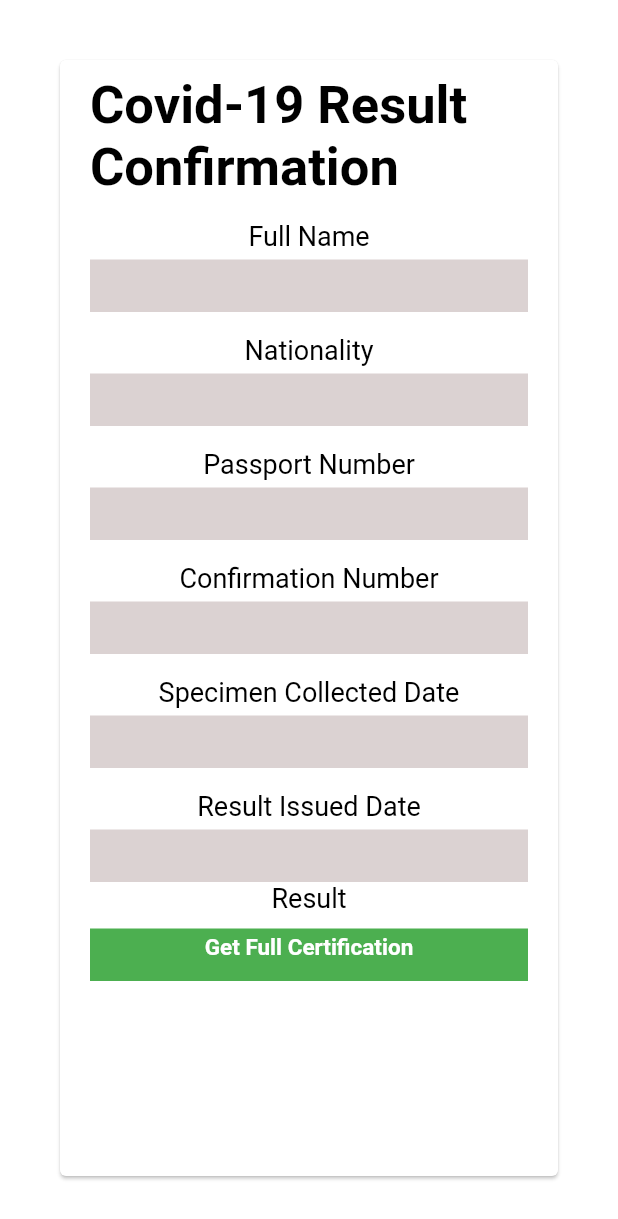
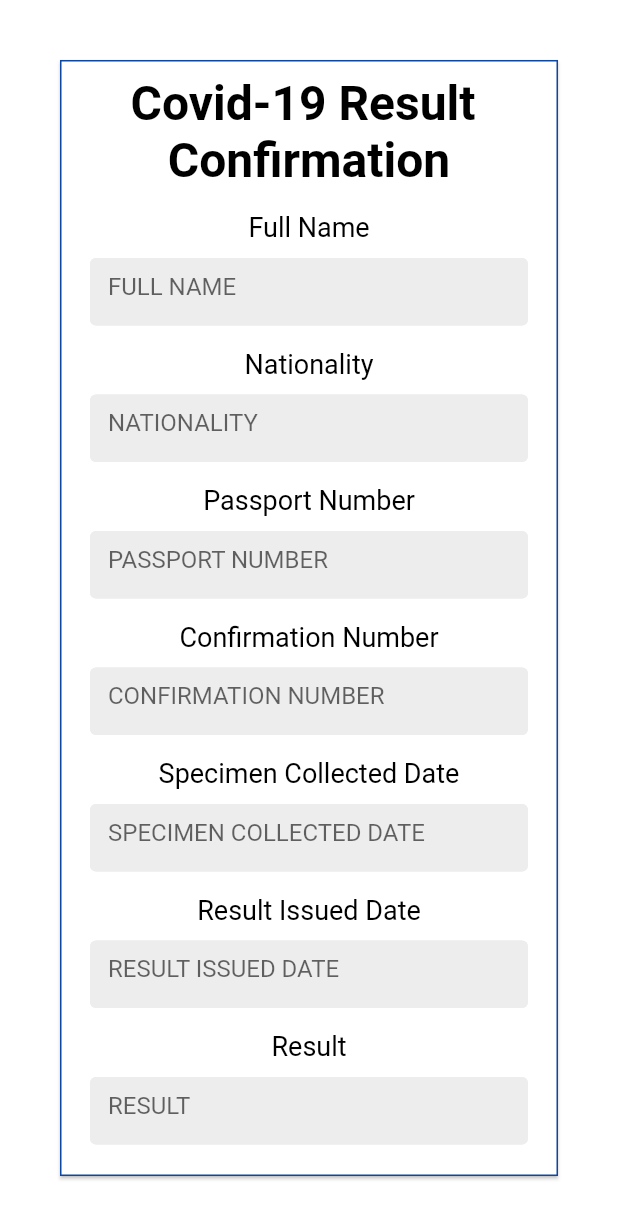
Before and after one commit to Amares03/cvresult, a Flutter app: the screen it shows after launch, on a phone screen of 412 x 824 dp. Shown: the top 1219 px of the screen. Run offline on Flutter 3.47's test engine with Material 2 defaults, Android fonts, the phone set to English and light mode, and no system bars.

Commit message:
edit styles

```diff
--- a/lib/constants.dart
+++ b/lib/constants.dart
@@ -1,10 +1,12 @@
 import 'package:flutter/material.dart';
 
 const kTitleTextStyle =
-    TextStyle(color: Colors.black, fontSize: 35.0, fontWeight: FontWeight.bold);
+    TextStyle(color: Colors.black, fontSize: 32.0, fontWeight: FontWeight.bold);
 const textStyle = TextStyle(color: Colors.black, fontSize: 18.0);
-const kTextFieldColor = Color.fromARGB(255, 219, 210, 210);
-const kTextFieldHeight = 35.0;
+const kTextFieldColor = Color(0xFFEdEDED);
+const kTextFieldHeight = 45.0;
 const Color kButtonCardColor = Colors.green;
-const kButtonTextStyle =
-    TextStyle(color: Colors.white, fontSize: 15.0, fontWeight: FontWeight.bold);
+const kButtonTextStyle = TextStyle(
+  color: Colors.white,
+  fontSize: 20.0,
+);
--- a/lib/fieldContent.dart
+++ b/lib/fieldContent.dart
@@ -5,7 +5,8 @@ import 'constants.dart';
 
 class FieldContent extends StatelessWidget {
   final String name;
-  FieldContent({required this.name});
+  final TextInputType type;
+  FieldContent({required this.name, required this.type});
 
   @override
   Widget build(BuildContext context) {
@@ -19,13 +20,24 @@ class FieldContent extends StatelessWidget {
           style: textStyle,
         ),
         SizedBox(
-          height: 5.0,
+          height: 10.0,
         ),
         Container(
           height: kTextFieldHeight,
-          color: kTextFieldColor,
-          // child: Text('Amir Siraj'),
-        ),
+          child: TextField(
+            decoration: InputDecoration(
+              hintText: name.toUpperCase(),
+              enabledBorder: OutlineInputBorder(
+                  borderSide: BorderSide(color: kTextFieldColor)),
+              fillColor: kTextFieldColor,
+              filled: true,
+            ),
+            minLines: null,
+            maxLines: null,
+            expands: true,
+            keyboardType: type,
+          ),
+        )
       ],
     );
   }
--- a/lib/main.dart
+++ b/lib/main.dart
@@ -27,34 +27,57 @@ class _BodyCardState extends State<BodyCard> {
       backgroundColor: Colors.white,
       body: Center(
         child: Card(
+            shape: RoundedRectangleBorder(
+              side: BorderSide(color: Colors.blue.shade900, width: 1),
+            ),
             margin: EdgeInsets.all(40.0),
             child: Padding(
               padding:
                   const EdgeInsets.symmetric(horizontal: 20.0, vertical: 10.0),
+              child: SingleChildScrollView(
                 child: Column(
                   crossAxisAlignment: CrossAxisAlignment.center,
                   // mainAxisAlignment: MainAxisAlignment.spaceEvenly,
                   children: [
                     Text(
-                    'Covid-19 Result Confirmation',
+                      'Covid-19 Result ',
                       style: kTitleTextStyle,
                     ),
-                  FieldContent(name: 'Full Name'),
-                  FieldContent(name: 'Nationality'),
-                  FieldContent(name: 'Passport Number'),
-                  FieldContent(name: 'Confirmation Number'),
-                  FieldContent(name: 'Specimen Collected Date'),
-                  FieldContent(name: 'Result Issued Date'),
-                  // SizedBox(
-                  //   height: 25.0,
-                  // ),
                     Text(
-                    'Result',
-                    style: textStyle,
+                      'Confirmation',
+                      style: kTitleTextStyle,
                     ),
-                  // SizedBox(
-                  //   height: 10.0,
-                  // ),
+                    FieldContent(
+                      name: 'Full Name',
+                      type: TextInputType.name,
+                    ),
+                    FieldContent(
+                      name: 'Nationality',
+                      type: TextInputType.text,
+                    ),
+                    FieldContent(
+                      name: 'Passport Number',
+                      type: TextInputType.text,
+                    ),
+                    FieldContent(
+                      name: 'Confirmation Number',
+                      type: TextInputType.text,
+                    ),
+                    FieldContent(
+                      name: 'Specimen Collected Date',
+                      type: TextInputType.datetime,
+                    ),
+                    FieldContent(
+                      name: 'Result Issued Date',
+                      type: TextInputType.name,
+                    ),
+                    FieldContent(
+                      name: 'Result',
+                      type: TextInputType.text,
+                    ),
+                    SizedBox(
+                      height: 15.0,
+                    ),
                     GestureDetector(
                       onTap: () {},
                       child: Container(
@@ -65,13 +88,13 @@ class _BodyCardState extends State<BodyCard> {
                           ),
                         ),
                         color: kButtonCardColor,
-                      margin: EdgeInsets.only(top: 10.0),
+                        margin: EdgeInsets.only(top: 5.0),
                         padding: EdgeInsets.only(bottom: 10.0),
-                      // width: 100.0,
                         height: kTextFieldHeight,
                       ),
                     ),
                   ],
+                ),
               ),
             )),
       ),
```
Lines whose indentation alone changed are shown as unchanged.
